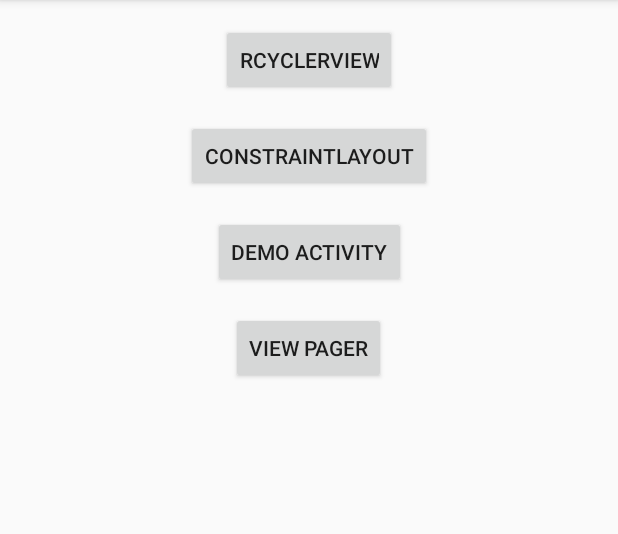
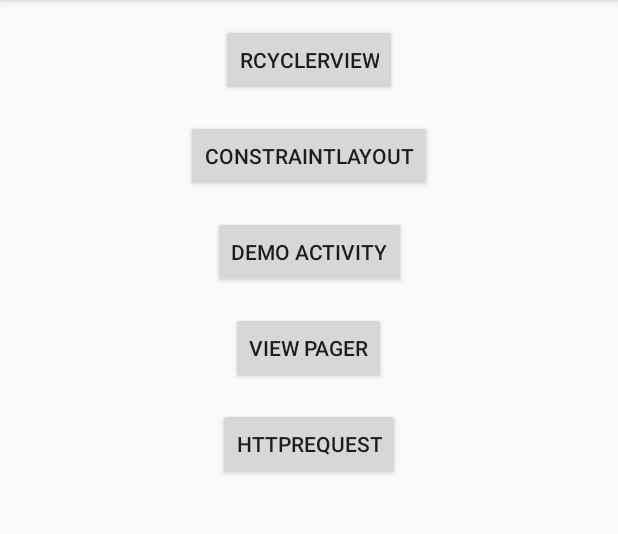
Before and after one commit to rootrl/AndroidSamples, an Android app: the screen it shows after launch (MainActivity), on a phone screen of 412 x 824 dp, the part 84-618 px from its top. Run offline under Robolectric (Android 15) with nearby library versions, the phone set to English and light mode, and no system bars.

Commit message:
HttpRequestSamples finished

```diff
--- a/app/build.gradle
+++ b/app/build.gradle
@@ -28,4 +28,6 @@ dependencies {
     implementation 'androidx.recyclerview:recyclerview:1.0.0'
     implementation 'com.google.android.material:material:1.0.0'
     implementation 'com.google.code.gson:gson:2.8.5'
+    implementation 'com.squareup.okhttp3:okhttp:3.4.1'
+    // implementation 'com.squareup.okhttp3:okhttp:4.1.0'
 }
--- a/app/src/main/AndroidManifest.xml
+++ b/app/src/main/AndroidManifest.xml
@@ -1,6 +1,8 @@
 <?xml version="1.0" encoding="utf-8"?>
 <manifest xmlns:android="http://schemas.android.com/apk/res/android"
     package="com.rootrl.androidsamples">
+
+    <uses-permission android:name="android.permission.INTERNET" />
 
     <application
         android:allowBackup="true"
--- a/app/src/main/java/com/rootrl/androidsamples/MainActivity.java
+++ b/app/src/main/java/com/rootrl/androidsamples/MainActivity.java
@@ -39,6 +39,11 @@ public class MainActivity extends AppCompatActivity {
         navToActivity(this, DemoActivity.class);
     }
 
+    // Click to HttpRequest
+    public void httpRequestActivity(View view) {
+        navToActivity(this, HttpRequestActivity.class);
+    }
+
     protected void navToActivity(Context context, Class<?> cls)
     {
         Intent intent = new Intent(context, cls);
--- a/app/src/main/res/layout/activity_main.xml
+++ b/app/src/main/res/layout/activity_main.xml
@@ -50,4 +50,15 @@
         app:layout_constraintHorizontal_bias="0.498"
         app:layout_constraintStart_toStartOf="parent"
         app:layout_constraintTop_toBottomOf="@+id/button2" />
+
+    <Button
+        android:id="@+id/button5"
+        android:layout_width="wrap_content"
+        android:layout_height="wrap_content"
+        android:layout_marginTop="16dp"
+        android:onClick="httpRequestActivity"
+        android:text="HttpRequest"
+        app:layout_constraintEnd_toEndOf="parent"
+        app:layout_constraintStart_toStartOf="parent"
+        app:layout_constraintTop_toBottomOf="@+id/button3" />
 </androidx.constraintlayout.widget.ConstraintLayout>
```
Also changed, not shown: app/src/main/java/com/rootrl/androidsamples/Gson/Ads/Ad.java (added, +41 -0 lines), app/src/main/java/com/rootrl/androidsamples/Gson/Ads/AdItem.java (added, +36 -0 lines), app/src/main/java/com/rootrl/androidsamples/Gson/Ads/Data.java (added, +36 -0 lines), app/src/main/java/com/rootrl/androidsamples/HttpRequestActivity.java (+43 -1 lines), app/src/main/java/com/rootrl/androidsamples/Utils/HttpUtil.java (added, +15 -0 lines), 1 other file.
